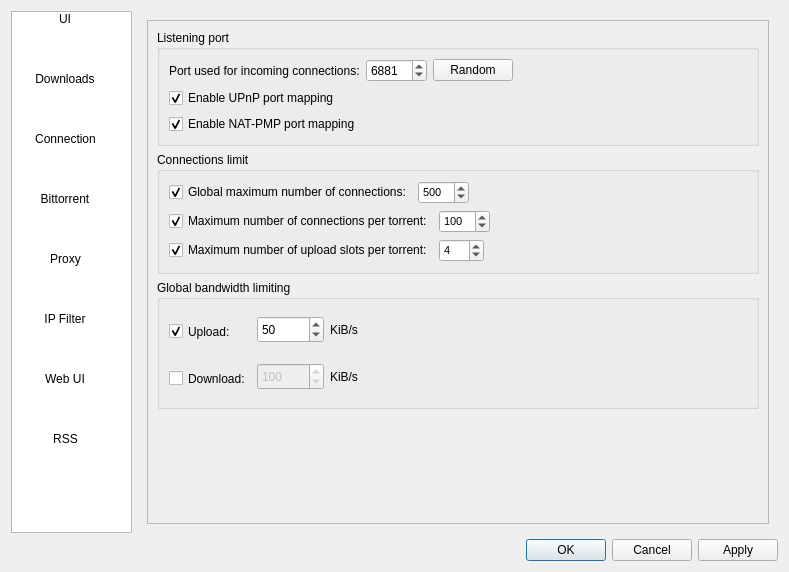
Qt form src/options.ui (SysAdminDoc/qBittorrent-Vanced) before a commit.
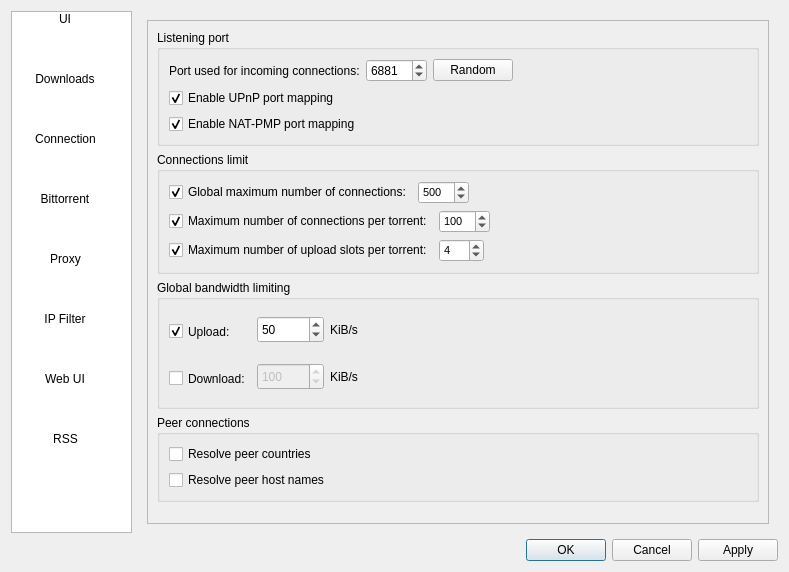
The same form after that commit. The open tabs and pages were chosen to show the change. Icons and pictures are not drawn.

Commit message: - Split Preferences from the GUI so that Options dialog does not need to be created on startup to retrieve the preferences:   * This speeds up startup   * Bittorrent session settings are now applied at bittorrent class level (Required for headless running)

Diff of the .ui file:
```diff
--- a/src/options.ui
+++ b/src/options.ui
@@ -1081,9 +1081,9 @@
             <property name="geometry">
              <rect>
               <x>0</x>
-              <y>0</y>
-              <width>620</width>
-              <height>480</height>
+              <y>-4</y>
+              <width>602</width>
+              <height>513</height>
              </rect>
             </property>
             <layout class="QVBoxLayout" name="verticalLayout_18">
@@ -1443,6 +1443,29 @@
                </layout>
               </widget>
              </item>
+             <item>
+              <widget class="QGroupBox" name="groupBox_2">
+               <property name="title">
+                <string>Peer connections</string>
+               </property>
+               <layout class="QVBoxLayout" name="verticalLayout_25">
+                <item>
+                 <widget class="QCheckBox" name="checkResolveCountries">
+                  <property name="text">
+                   <string>Resolve peer countries</string>
+                  </property>
+                 </widget>
+                </item>
+                <item>
+                 <widget class="QCheckBox" name="checkResolveHosts">
+                  <property name="text">
+                   <string>Resolve peer host names</string>
+                  </property>
+                 </widget>
+                </item>
+               </layout>
+              </widget>
+             </item>
              <item>
               <spacer name="verticalSpacer_7">
                <property name="orientation">
```
Left out of the diff: 4 changed lines with no effect on the pictures. The commit also changes 9 other files.
